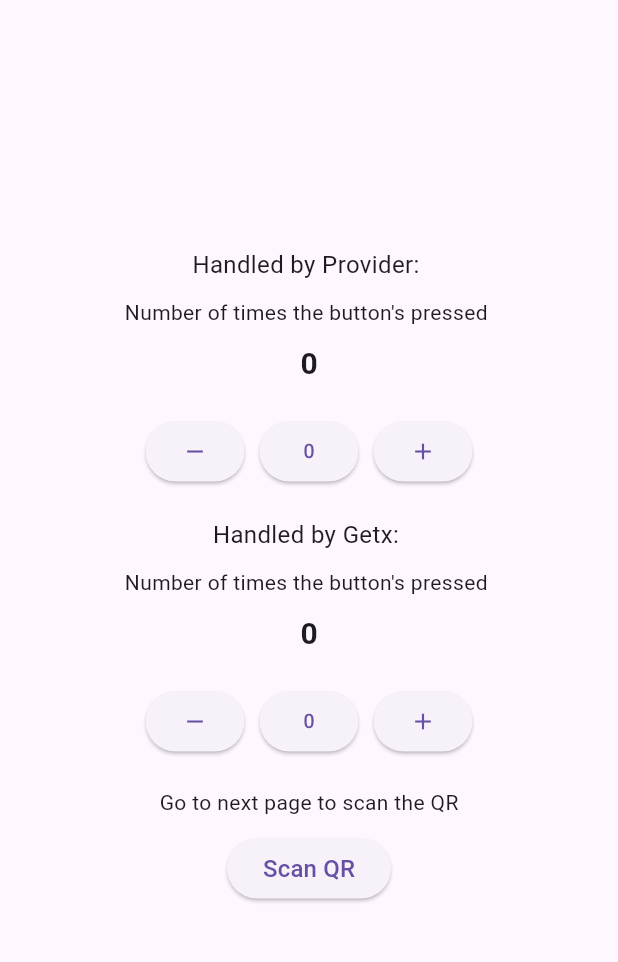
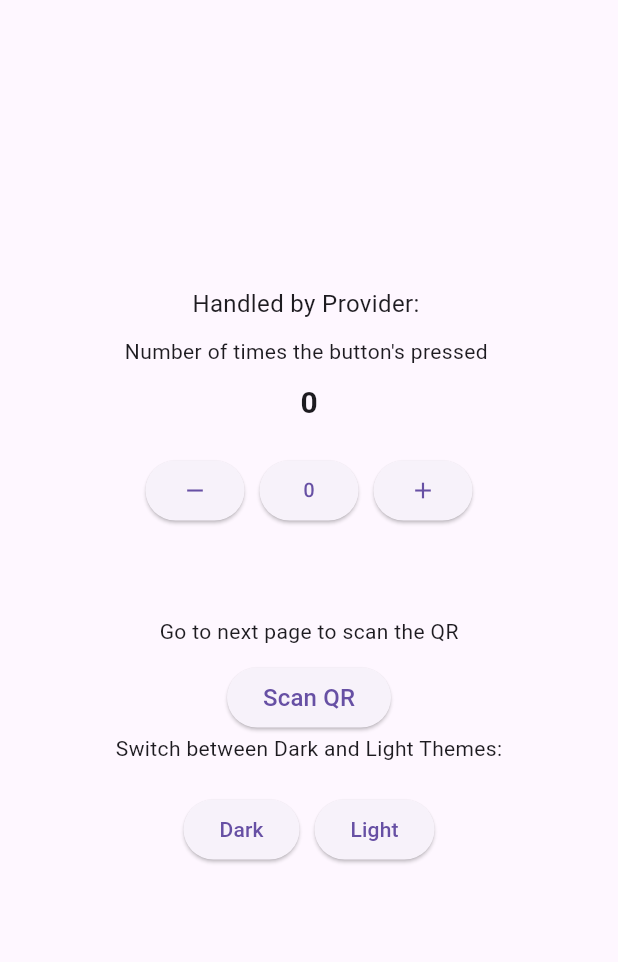
Before and after one commit to pratik-adh/gdp, a Flutter app: the screen it shows after launch, on a phone screen of 412 x 824 dp, the part 84-1046 px from its top. Run offline on Flutter 3.47's test engine with Material 3 defaults, Android fonts, the phone set to English and light mode, and no system bars; our stand-ins replace dio, flutter_riverpod, get; missing offline and left inert: flutter_barcode_scanner.

Commit message:
feat: add value of theme to theme property in main file and use other alternatives for theme switching like riverpod

```diff
--- a/lib/main.dart
+++ b/lib/main.dart
@@ -2,11 +2,13 @@ import 'package:flutter/material.dart';
 import 'package:gdp/screens/scanner_screen.dart';
 import 'package:gdp/statement-management/providers/counter_provider.dart';
 import 'package:gdp/screens/home_screen.dart';
+import 'package:gdp/statement-management/providers/theme_provider.dart';
 import 'package:provider/provider.dart';
 
 void main() {
   runApp(MultiProvider(
     providers: [
+      ChangeNotifierProvider(create: (_) => ThemeProvider()),
       ChangeNotifierProvider(create: (_) => CounterControllerProvider()),
     ],
     child: const MyApp(),
@@ -18,7 +20,9 @@ class MyApp extends StatelessWidget {
 
   @override
   Widget build(BuildContext context) {
+    final themeProvider = Provider.of<ThemeProvider>(context);
     return MaterialApp(
+      theme: themeProvider.themeData,
       debugShowCheckedModeBanner: false,
       initialRoute: "/",
       routes: {
--- a/lib/screens/home_screen.dart
+++ b/lib/screens/home_screen.dart
@@ -1,19 +1,17 @@
 import 'package:flutter/material.dart';
 import 'package:flutter/services.dart';
-import 'package:gdp/statement-management/getx/getx.dart';
 import 'package:gdp/statement-management/providers/counter_provider.dart';
+import 'package:gdp/statement-management/providers/theme_provider.dart';
 import 'package:provider/provider.dart';
-import 'package:get/get.dart';
 
 class MyHomePage extends StatelessWidget {
   const MyHomePage({Key? key}) : super(key: key);
 
   @override
   Widget build(BuildContext context) {
-    final provider = Provider.of<CounterControllerProvider>(
-        context); // Get the provider instance
-    final getxController = Get.put(CounterControllerGetx());
-
+    final provider = Provider.of<CounterControllerProvider>(context);
+    final themeProvider = Provider.of<ThemeProvider>(context);
+    // final getxController = Get.put(CounterControllerGetx());
     return Scaffold(
       appBar: AppBar(
         backgroundColor: Colors.blue,
@@ -22,7 +20,11 @@ class MyHomePage extends StatelessWidget {
           statusBarColor: Colors.blue,
         ),
       ),
-      body: Center(
+      body: Column(
+        mainAxisAlignment: MainAxisAlignment.center,
+        crossAxisAlignment: CrossAxisAlignment.center,
+        children: [
+          Center(
             child: Column(
               mainAxisAlignment: MainAxisAlignment.center,
               crossAxisAlignment: CrossAxisAlignment.center,
@@ -55,35 +57,35 @@ class MyHomePage extends StatelessWidget {
                 const SizedBox(
                   height: 20,
                 ),
-            Obx(() => TextComponent(
-                count: getxController.count.value,
-                service: getxController.myValue.value)),
+                // Obx(() => TextComponent(
+                //     count: getxController.count.value,
+                //     service: getxController.myValue.value)),
                 const SizedBox(
                   height: 20,
                 ),
-            Row(
-              mainAxisAlignment: MainAxisAlignment.center,
-              children: [
-                ElevatedButton(
-                  child: const Icon(Icons.remove),
-                  onPressed: () => getxController.decrement(),
-                ),
-                const SizedBox(
-                  width: 10,
-                ),
-                ElevatedButton(
-                  child: const Icon(Icons.exposure_zero),
-                  onPressed: () => getxController.reset(),
-                ),
-                const SizedBox(
-                  width: 10,
-                ),
-                ElevatedButton(
-                  child: const Icon(Icons.add),
-                  onPressed: () => getxController.increment(),
-                ),
-              ],
-            ),
+                // Row(
+                //   mainAxisAlignment: MainAxisAlignment.center,
+                //   children: [
+                //     ElevatedButton(
+                //       child: const Icon(Icons.remove),
+                //       onPressed: () => getxController.decrement(),
+                //     ),
+                //     const SizedBox(
+                //       width: 10,
+                //     ),
+                //     ElevatedButton(
+                //       child: const Icon(Icons.exposure_zero),
+                //       onPressed: () => getxController.reset(),
+                //     ),
+                //     const SizedBox(
+                //       width: 10,
+                //     ),
+                //     ElevatedButton(
+                //       child: const Icon(Icons.add),
+                //       onPressed: () => getxController.increment(),
+                //     ),
+                //   ],
+                // ),
                 const SizedBox(
                   height: 20,
                 ),
@@ -102,6 +104,31 @@ class MyHomePage extends StatelessWidget {
                 ),
               ],
             ),
+          ),
+          Center(
+            child: Column(
+              mainAxisAlignment: MainAxisAlignment.center,
+              children: [
+                const Text('Switch between Dark and Light Themes:'),
+                const SizedBox(height: 20),
+                Row(
+                  mainAxisAlignment: MainAxisAlignment.center,
+                  children: [
+                    ElevatedButton(
+                      onPressed: () => themeProvider.toggleDark(),
+                      child: const Text('Dark'),
+                    ),
+                    const SizedBox(width: 10),
+                    ElevatedButton(
+                      onPressed: () => themeProvider.toggleLight(),
+                      child: const Text('Light'),
+                    ),
+                  ],
+                ),
+              ],
+            ),
+          ),
+        ],
       ),
       // This trailing comma makes auto-formatting nicer for build methods.
     );
--- /dev/null
+++ b/lib/statement-management/RiverPod/theme_provider.dart
@@ -0,0 +1,20 @@
+import 'package:flutter/material.dart';
+import 'package:flutter_riverpod/flutter_riverpod.dart';
+
+final themeProvider = ChangeNotifierProvider((ref) => ThemeNotifier());
+
+class ThemeNotifier extends ChangeNotifier {
+  ThemeData _themeData = ThemeData.light();
+
+  ThemeData get themeData => _themeData;
+
+  void toggleDark() {
+    _themeData = ThemeData.dark();
+    notifyListeners();
+  }
+
+  void toggleLight() {
+    _themeData = ThemeData.light();
+    notifyListeners();
+  }
+}
--- a/pubspec.yaml
+++ b/pubspec.yaml
@@ -40,6 +40,7 @@ dependencies:
   get: ^4.6.6
   flutter_barcode_scanner: ^2.0.0
   qr_flutter: ^4.1.0
+  flutter_riverpod: ^2.4.9
 
 dev_dependencies:
   flutter_test:
```
Also changed, not shown: pubspec.lock. Lines whose indentation alone changed are shown as unchanged.
